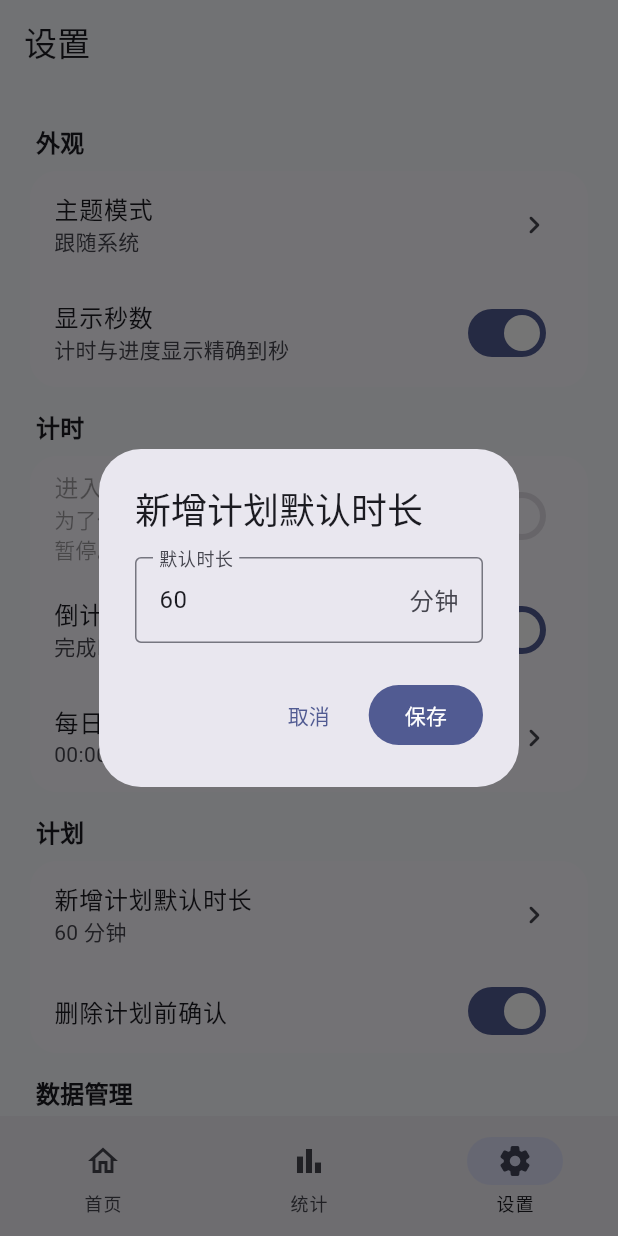
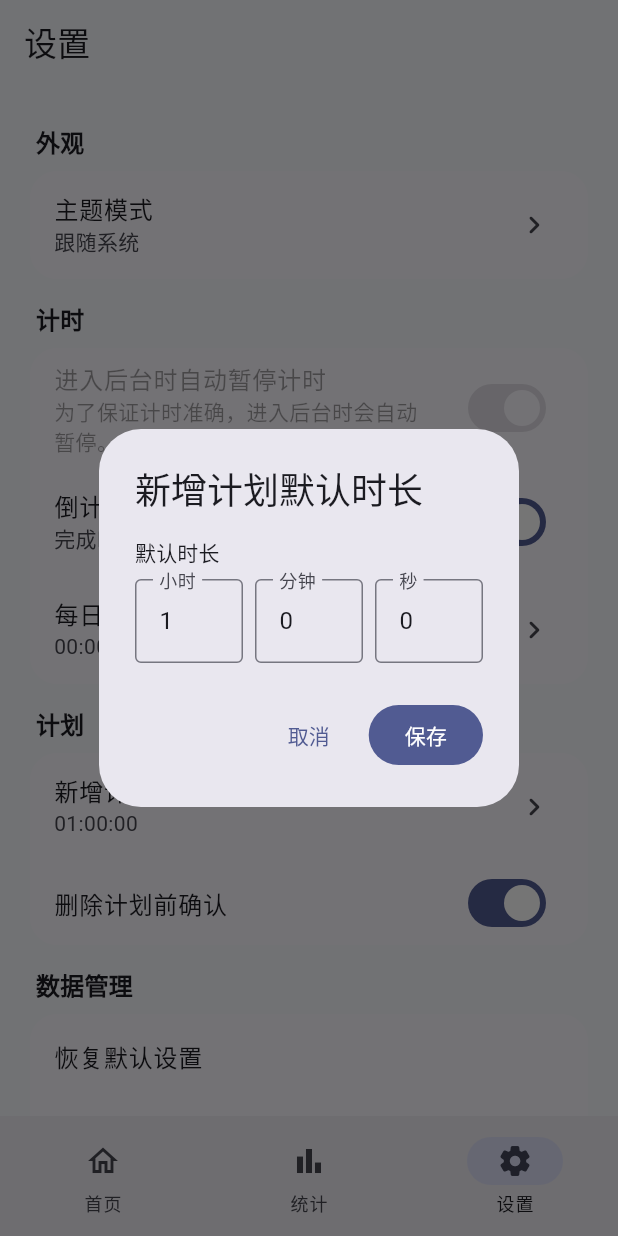
Before and after one commit to iLLyaaaaaa/timemanager, a Flutter app: the screen it shows after launch, item 3 of the bottom bar chosen, after a tap on "新增计划默认时长", on a phone screen of 412 x 824 dp. Run offline on Flutter 3.47's test engine with Material 3 defaults, Android fonts, the phone set to English and light mode, and no system bars; our stand-ins replace shared_preferences.

Commit message:
Improve timer precision and release builds

```diff
--- a/lib/data/settings_store.dart
+++ b/lib/data/settings_store.dart
@@ -14,11 +14,14 @@ class SharedPreferencesSettingsStorage implements AppSettingsStorage {
   SharedPreferencesSettingsStorage({SharedPreferencesAsync? preferences})
     : _preferences = preferences ?? SharedPreferencesAsync();
 
-  static const _key = 'app_settings_v1';
+  static const _key = 'app_settings_v2';
+  static const _legacyKey = 'app_settings_v1';
   final SharedPreferencesAsync _preferences;
 
   @override
-  Future<String?> read() => _preferences.getString(_key);
+  Future<String?> read() async =>
+      await _preferences.getString(_key) ??
+      await _preferences.getString(_legacyKey);
 
   @override
   Future<void> write(String value) => _preferences.setString(_key, value);
@@ -41,10 +44,12 @@ class SettingsStore extends ChangeNotifier {
     try {
       final decoded = jsonDecode(saved);
       if (decoded is Map<String, dynamic>) {
-        return SettingsStore(
+        final store = SettingsStore(
           storage: storage,
           settings: AppSettings.fromJson(decoded),
         );
+        store._scheduleWrite();
+        return store;
       }
     } on FormatException {
       // Keep defaults when a saved value is malformed.
--- a/lib/data/study_plan_store.dart
+++ b/lib/data/study_plan_store.dart
@@ -16,38 +16,13 @@ class StudyPlanStore extends ChangeNotifier {
   final StudyPlanStorage? storage;
   final SettingsStore? settings;
   final DateTime Function() _now;
-  static const List<StudyPlan> _examplePlans = [
-    StudyPlan(
-      id: 'default_japanese',
-      name: '日语',
-      iconId: 'translate',
-      plannedMinutes: 60,
-    ),
-    StudyPlan(
-      id: 'default_english',
-      name: '英语',
-      iconId: 'language',
-      plannedMinutes: 60,
-    ),
-    StudyPlan(
-      id: 'default_math',
-      name: '数学',
-      iconId: 'calculate',
-      plannedMinutes: 120,
-    ),
-    StudyPlan(
-      id: 'default_programming',
-      name: '编程',
-      iconId: 'code',
-      plannedMinutes: 120,
-    ),
-  ];
-  final List<StudyPlan> _plans = [..._examplePlans];
+  final List<StudyPlan> _plans = [];
   final List<StudyRecord> _records = [];
   int _nextId = 1;
   String? _pendingSnapshot;
   Future<void>? _writeTask;
   Object? _lastWriteError;
+  bool _hasLoadError = false;
 
   static Future<StudyPlanStore> load({
     required StudyPlanStorage storage,
@@ -65,7 +40,9 @@ class StudyPlanStore extends ChangeNotifier {
       try {
         final decoded = jsonDecode(saved);
         if (decoded is! Map<String, dynamic> ||
-            (decoded['version'] != 1 && decoded['version'] != 2) ||
+            (decoded['version'] != 1 &&
+                decoded['version'] != 2 &&
+                decoded['version'] != 3) ||
             decoded['plans'] is! List) {
           throw const FormatException('Invalid saved plans');
         }
@@ -75,7 +52,7 @@ class StudyPlanStore extends ChangeNotifier {
                   StudyPlan.fromJson(Map<String, dynamic>.from(item as Map)),
             )
             .toList();
-        final loadedRecords = decoded['version'] == 2
+        final loadedRecords = decoded['version'] != 1
             ? (decoded['records'] as List)
                   .map(
                     (item) => StudyRecord.fromJson(
@@ -88,7 +65,7 @@ class StudyPlanStore extends ChangeNotifier {
           ..clear()
           ..addAll(loaded);
         store._records.addAll(loadedRecords);
-        needsWrite = decoded['version'] == 1;
+        needsWrite = decoded['version'] != 3;
         final nextId = decoded['nextId'];
         if (nextId is int && nextId > 0) store._nextId = nextId;
         while (store._plans.any(
@@ -97,9 +74,9 @@ class StudyPlanStore extends ChangeNotifier {
           store._nextId++;
         }
       } on FormatException {
-        // Keep the example plans if saved data has an unsupported format.
+        store._hasLoadError = true;
       } on TypeError {
-        // Keep the example plans if saved data has invalid field types.
+        store._hasLoadError = true;
       }
     }
     for (final plan in store._plans) {
@@ -112,6 +89,7 @@ class StudyPlanStore extends ChangeNotifier {
 
   List<StudyPlan> get plans => List.unmodifiable(_plans);
   List<StudyRecord> get records => List.unmodifiable(_records);
+  bool get hasLoadError => _hasLoadError;
 
   StudyPlan? planById(String id) {
     for (final plan in _plans) {
@@ -151,7 +129,7 @@ class StudyPlanStore extends ChangeNotifier {
   void addPlan({
     required String name,
     required String iconId,
-    required int plannedMinutes,
+    required int plannedSeconds,
   }) {
     refreshForToday();
     _plans.add(
@@ -159,7 +137,7 @@ class StudyPlanStore extends ChangeNotifier {
         id: 'custom_${_nextId++}',
         name: name,
         iconId: iconId,
-        plannedMinutes: plannedMinutes,
+        plannedSeconds: plannedSeconds,
       ),
     );
     _changed();
@@ -171,9 +149,9 @@ class StudyPlanStore extends ChangeNotifier {
     if (index == -1) return;
     final previous = _plans[index];
     final calculatedRemaining =
-        updated.plannedMinutes == previous.plannedMinutes
+        updated.plannedSeconds == previous.plannedSeconds
         ? previous.remainingSeconds
-        : updated.plannedMinutes * 60 - previous.studiedSeconds;
+        : updated.plannedSeconds - previous.studiedSeconds;
     final remaining = previous.hasStartedToday && calculatedRemaining > 0
         ? calculatedRemaining
         : 0;
@@ -188,9 +166,9 @@ class StudyPlanStore extends ChangeNotifier {
     _changed();
   }
 
-  void adjustRemainingMinutes(String id, int minutes) {
-    if (minutes <= 0 || minutes > 0x7fffffffffffffff ~/ 60) {
-      throw ArgumentError.value(minutes, 'minutes');
+  void adjustRemainingSeconds(String id, int seconds) {
+    if (seconds <= 0) {
+      throw ArgumentError.value(seconds, 'seconds');
     }
     refreshForToday();
     final index = _plans.indexWhere((plan) => plan.id == id);
@@ -198,7 +176,7 @@ class StudyPlanStore extends ChangeNotifier {
     final plan = _plans[index];
     _plans[index] = plan.withProgress(
       day: _today,
-      remainingSeconds: minutes * 60,
+      remainingSeconds: seconds,
       studiedSeconds: plan.studiedSeconds,
       hasStartedToday: true,
       isCompletedToday: false,
@@ -238,9 +216,7 @@ class StudyPlanStore extends ChangeNotifier {
   }
 
   void clearAllData() {
-    _plans
-      ..clear()
-      ..addAll(_examplePlans);
+    _plans.clear();
     _records.clear();
     _nextId = 1;
     _changed();
@@ -254,7 +230,7 @@ class StudyPlanStore extends ChangeNotifier {
     if (plan.hasStartedToday) return;
     _plans[index] = plan.withProgress(
       day: _today,
-      remainingSeconds: plan.plannedMinutes * 60,
+      remainingSeconds: plan.plannedSeconds,
       studiedSeconds: 0,
       hasStartedToday: true,
       isCompletedToday: false,
@@ -287,7 +263,7 @@ class StudyPlanStore extends ChangeNotifier {
       id: '${plan.progressDay}_${plan.id}',
       planId: plan.id,
       date: plan.progressDay!,
-      plannedSeconds: plan.plannedMinutes * 60,
+      plannedSeconds: plan.plannedSeconds,
       studiedSeconds: plan.studiedSeconds,
     );
     final index = _records.indexWhere((item) => item.id == record.id);
@@ -311,9 +287,9 @@ class StudyPlanStore extends ChangeNotifier {
 
   void _scheduleWrite() {
     final target = storage;
-    if (target == null) return;
+    if (target == null || _hasLoadError) return;
     _pendingSnapshot = jsonEncode({
-      'version': 2,
+      'version': 3,
       'nextId': _nextId,
       'plans': _plans.map((plan) => plan.toJson()).toList(),
       'records': _records.map((record) => record.toJson()).toList(),
--- a/lib/models/app_settings.dart
+++ b/lib/models/app_settings.dart
@@ -3,20 +3,18 @@ import 'package:flutter/material.dart';
 class AppSettings {
   const AppSettings({
     this.themeMode = ThemeMode.system,
-    this.showSeconds = true,
     this.completionAlertEnabled = true,
     this.dailyResetHour = 0,
     this.dailyResetMinute = 0,
-    this.defaultPlanMinutes = 60,
+    this.defaultPlanSeconds = 3600,
     this.confirmBeforeDelete = true,
   });
 
   final ThemeMode themeMode;
-  final bool showSeconds;
   final bool completionAlertEnabled;
   final int dailyResetHour;
   final int dailyResetMinute;
-  final int defaultPlanMinutes;
+  final int defaultPlanSeconds;
   final bool confirmBeforeDelete;
 
   // Background timing is fixed to pause until reliable background execution exists.
@@ -24,45 +22,54 @@ class AppSettings {
 
   AppSettings copyWith({
     ThemeMode? themeMode,
-    bool? showSeconds,
     bool? completionAlertEnabled,
     int? dailyResetHour,
     int? dailyResetMinute,
-    int? defaultPlanMinutes,
+    int? defaultPlanSeconds,
     bool? confirmBeforeDelete,
   }) => AppSettings(
     themeMode: themeMode ?? this.themeMode,
-    showSeconds: showSeconds ?? this.showSeconds,
     completionAlertEnabled:
         completionAlertEnabled ?? this.completionAlertEnabled,
     dailyResetHour: dailyResetHour ?? this.dailyResetHour,
     dailyResetMinute: dailyResetMinute ?? this.dailyResetMinute,
-    defaultPlanMinutes: defaultPlanMinutes ?? this.defaultPlanMinutes,
+    defaultPlanSeconds: defaultPlanSeconds ?? this.defaultPlanSeconds,
     confirmBeforeDelete: confirmBeforeDelete ?? this.confirmBeforeDelete,
   );
 
   Map<String, Object> toJson() => {
+    'version': 2,
     'themeMode': themeMode.name,
-    'showSeconds': showSeconds,
     'completionAlertEnabled': completionAlertEnabled,
     'dailyResetHour': dailyResetHour,
     'dailyResetMinute': dailyResetMinute,
-    'defaultPlanMinutes': defaultPlanMinutes,
+    'defaultPlanSeconds': defaultPlanSeconds,
     'confirmBeforeDelete': confirmBeforeDelete,
   };
 
   factory AppSettings.fromJson(Map<String, dynamic> json) {
+    if (json.containsKey('version') && json['version'] != 2) {
+      throw const FormatException('Unknown settings version');
+    }
     final mode = json['themeMode'];
     final hour = json['dailyResetHour'];
     final minute = json['dailyResetMinute'];
-    final minutes = json['defaultPlanMinutes'];
+    final seconds = json['defaultPlanSeconds'];
+    final legacyMinutes = json['defaultPlanMinutes'];
+    if (seconds != null && (seconds is! int || seconds <= 0)) {
+      throw const FormatException('Invalid default plan duration');
+    }
+    if (seconds == null &&
+        legacyMinutes != null &&
+        (legacyMinutes is! int ||
+            legacyMinutes <= 0 ||
+            legacyMinutes > 0x7fffffffffffffff ~/ 60)) {
+      throw const FormatException('Invalid legacy default plan duration');
+    }
     return AppSettings(
       themeMode:
           ThemeMode.values.where((item) => item.name == mode).firstOrNull ??
           ThemeMode.system,
-      showSeconds: json['showSeconds'] is bool
-          ? json['showSeconds'] as bool
-          : true,
       completionAlertEnabled: json['completionAlertEnabled'] is bool
           ? json['completionAlertEnabled'] as bool
           : true,
@@ -70,10 +77,13 @@ class AppSettings {
       dailyResetMinute: minute is int && minute >= 0 && minute < 60
           ? minute
           : 0,
-      defaultPlanMinutes:
-          minutes is int && minutes > 0 && minutes <= 0x7fffffffffffffff ~/ 60
-          ? minutes
-          : 60,
+      defaultPlanSeconds: seconds is int && seconds > 0
+          ? seconds
+          : legacyMinutes is int &&
+                legacyMinutes > 0 &&
+                legacyMinutes <= 0x7fffffffffffffff ~/ 60
+          ? legacyMinutes * 60
+          : 3600,
       confirmBeforeDelete: json['confirmBeforeDelete'] is bool
           ? json['confirmBeforeDelete'] as bool
           : true,
--- a/lib/pages/plan_management_page.dart
+++ b/lib/pages/plan_management_page.dart
@@ -4,6 +4,7 @@ import '../data/study_icon_catalog.dart';
 import '../data/study_plan_store.dart';
 import '../data/settings_store.dart';
 import '../models/study_plan.dart';
+import '../utils/study_duration.dart';
 import 'plan_edit_page.dart';
 
 class PlanManagementPage extends StatefulWidget {
@@ -122,7 +123,9 @@ class _PlanManagementPageState extends State<PlanManagementPage> {
                               style: Theme.of(context).textTheme.titleMedium,
                             ),
                             const SizedBox(height: 4),
-                            Text('每日计划 ${plan.plannedMinutes} 分钟'),
+                            Text(
+                              '每日计划 ${formatStudyDuration(plan.plannedSeconds)}',
+                            ),
                           ],
                         ),
                       ),
--- a/lib/pages/settings_page.dart
+++ b/lib/pages/settings_page.dart
@@ -2,6 +2,8 @@ import 'package:flutter/material.dart';
 
 import '../data/settings_store.dart';
 import '../data/study_plan_store.dart';
+import '../utils/study_duration.dart';
+import '../widgets/study_duration_input.dart';
 
 class SettingsPage extends StatelessWidget {
   const SettingsPage({super.key, required this.settings, required this.plans});
@@ -72,9 +74,9 @@ class SettingsPage extends StatelessWidget {
     await _saveSettings(context);
   }
 
-  Future<void> _chooseDefaultMinutes(BuildContext context) async {
-    var input = settings.settings.defaultPlanMinutes.toString();
+  Future<void> _chooseDefaultDuration(BuildContext context) async {
     final formKey = GlobalKey<FormState>();
+    final durationKey = GlobalKey<StudyDurationInputState>();
     final selected = await showDialog<int>(
       context: context,
       builder: (dialogContext) => AlertDialog(
@@ -82,24 +84,10 @@ class SettingsPage extends StatelessWidget {
         scrollable: true,
         content: Form(
           key: formKey,
-          child: TextFormField(
-            key: const ValueKey('default_plan_minutes'),
-            initialValue: input,
-            keyboardType: TextInputType.number,
-            decoration: const InputDecoration(
-              labelText: '默认时长',
-              suffixText: '分钟',
-              border: OutlineInputBorder(),
-            ),
-            onChanged: (value) => input = value,
-            validator: (value) {
-              final number = int.tryParse(value?.trim() ?? '');
-              return number == null ||
-                      number <= 0 ||
-                      number > 0x7fffffffffffffff ~/ 60
-                  ? '请输入大于 0 的整数分钟数'
-                  : null;
-            },
+          child: StudyDurationInput(
+            key: durationKey,
+            initialSeconds: settings.settings.defaultPlanSeconds,
+            label: '默认时长',
           ),
         ),
         actions: [
@@ -110,7 +98,10 @@ class SettingsPage extends StatelessWidget {
           FilledButton(
             onPressed: () {
               if (formKey.currentState!.validate()) {
-                Navigator.pop(dialogContext, int.parse(input.trim()));
+                Navigator.pop(
+                  dialogContext,
+                  durationKey.currentState!.totalSeconds,
+                );
               }
             },
             child: const Text('保存'),
@@ -119,7 +110,7 @@ class SettingsPage extends StatelessWidget {
       ),
     );
     if (selected == null || !context.mounted) return;
-    settings.update(settings.settings.copyWith(defaultPlanMinutes: selected));
+    settings.update(settings.settings.copyWith(defaultPlanSeconds: selected));
     await _saveSettings(context);
   }
 
@@ -229,15 +220,6 @@ class SettingsPage extends StatelessWidget {
             trailing: const Icon(Icons.chevron_right_rounded),
             onTap: () => _chooseTheme(context),
           ),
-          SwitchListTile(
-            title: const Text('显示秒数'),
-            subtitle: const Text('计时与进度显示精确到秒'),
-            value: value.showSeconds,
-            onChanged: (enabled) {
-              settings.update(value.copyWith(showSeconds: enabled));
-              _saveSettings(context);
-            },
-          ),
         ]),
         _section(context, '计时', [
           SwitchListTile(
@@ -265,9 +247,9 @@ class SettingsPage extends StatelessWidget {
         _section(context, '计划', [
           ListTile(
             title: const Text('新增计划默认时长'),
-            subtitle: Text('${value.defaultPlanMinutes} 分钟'),
+            subtitle: Text(formatStudyDuration(value.defaultPlanSeconds)),
             trailing: const Icon(Icons.chevron_right_rounded),
-            onTap: () => _chooseDefaultMinutes(context),
+            onTap: () => _chooseDefaultDuration(context),
           ),
           SwitchListTile(
             title: const Text('删除计划前确认'),
--- a/lib/pages/study_home_page.dart
+++ b/lib/pages/study_home_page.dart
@@ -3,6 +3,7 @@ import 'package:flutter/material.dart';
 import '../data/study_plan_store.dart';
 import '../data/settings_store.dart';
 import '../models/study_plan.dart';
+import '../utils/study_duration.dart';
 import '../widgets/study_plan_card.dart';
 import 'plan_management_page.dart';
 import 'settings_page.dart';
@@ -74,10 +75,7 @@ class _StudyHomePageState extends State<StudyHomePage> {
         ),
         body: switch (_selectedIndex) {
           0 => _buildHome(context),
-          1 => StudyStatisticsPage(
-            store: widget.store,
-            showSeconds: _settings.settings.showSeconds,
-          ),
+          1 => StudyStatisticsPage(store: widget.store),
           _ => SettingsPage(settings: _settings, plans: widget.store),
         },
         bottomNavigationBar: NavigationBar(
@@ -111,9 +109,9 @@ class _StudyHomePageState extends State<StudyHomePage> {
   Widget _buildHome(BuildContext context) {
     final plans = widget.store.plans;
     final colors = Theme.of(context).colorScheme;
-    final totalMinutes = plans.fold<int>(
+    final totalSeconds = plans.fold<int>(
       0,
-      (total, plan) => total + plan.plannedMinutes,
+      (total, plan) => total + plan.plannedSeconds,
     );
 
     return ListView(
@@ -137,7 +135,7 @@ class _StudyHomePageState extends State<StudyHomePage> {
               ),
               const SizedBox(height: 8),
               Text(
-                '今天有 ${plans.length} 项学习计划 · 共 $totalMinutes 分钟',
+                '今天有 ${plans.length} 项学习计划 · 共 ${formatStudyDuration(totalSeconds)}',
                 style: TextStyle(color: colors.onPrimaryContainer),
               ),
             ],
@@ -157,18 +155,16 @@ class _StudyHomePageState extends State<StudyHomePage> {
             child: Padding(
               padding: const EdgeInsets.all(24),
               child: Text(
-                '还没有计划，点击右上角“管理计划”来新增。',
+                widget.store.hasLoadError
+                    ? '计划数据读取失败，请先检查本地数据，避免覆盖旧记录。'
+                    : '还没有学习计划，点击右上角“管理计划”新增。',
                 style: Theme.of(context).textTheme.bodyMedium,
               ),
             ),
           )
         else
           for (final plan in plans) ...[
-            StudyPlanCard(
-              plan: plan,
-              showSeconds: _settings.settings.showSeconds,
-              onStart: () => _startStudy(plan),
-            ),
+            StudyPlanCard(plan: plan, onStart: () => _startStudy(plan)),
             const SizedBox(height: 12),
           ],
       ],
--- /dev/null
+++ b/lib/utils/study_duration.dart
@@ -0,0 +1,10 @@
+String formatStudyDuration(int seconds) {
+  assert(seconds >= 0);
+  final hours = seconds ~/ 3600;
+  final minutes = (seconds % 3600) ~/ 60;
+  final remainder = seconds % 60;
+  final minuteText = minutes.toString().padLeft(2, '0');
+  final secondText = remainder.toString().padLeft(2, '0');
+  if (hours == 0) return '$minuteText:$secondText';
+  return '${hours.toString().padLeft(2, '0')}:$minuteText:$secondText';
+}
--- /dev/null
+++ b/lib/widgets/study_duration_input.dart
@@ -0,0 +1,125 @@
+import 'package:flutter/material.dart';
+import 'package:flutter/services.dart';
+
+class StudyDurationInput extends StatefulWidget {
+  const StudyDurationInput({
+    super.key,
+    required this.initialSeconds,
+    required this.label,
+  });
+
+  final int initialSeconds;
+  final String label;
+
+  @override
+  State<StudyDurationInput> createState() => StudyDurationInputState();
+}
+
+class StudyDurationInputState extends State<StudyDurationInput> {
+  late final TextEditingController _hours;
+  late final TextEditingController _minutes;
+  late final TextEditingController _seconds;
+
+  @override
+  void initState() {
+    super.initState();
+    _hours = TextEditingController(
+      text: (widget.initialSeconds ~/ 3600).toString(),
+    );
+    _minutes = TextEditingController(
+      text: ((widget.initialSeconds % 3600) ~/ 60).toString(),
+    );
+    _seconds = TextEditingController(
+      text: (widget.initialSeconds % 60).toString(),
+    );
+  }
+
+  @override
+  void dispose() {
+    _hours.dispose();
+    _minutes.dispose();
+    _seconds.dispose();
+    super.dispose();
+  }
+
+  int? get totalSeconds {
+    if (_validationError() != null) return null;
+    return int.parse(_hours.text) * 3600 +
+        int.parse(_minutes.text) * 60 +
+        int.parse(_seconds.text);
+  }
+
+  String? _validationError() {
+    final values = [_hours.text, _minutes.text, _seconds.text];
+    if (values.any((value) => value.isEmpty)) return '请填写小时、分钟和秒';
+    if (values.any((value) => !RegExp(r'^\d+$').hasMatch(value))) {
+      return '时间只能输入非负整数';
+    }
+    final hours = int.tryParse(values[0]);
+    final minutes = int.tryParse(values[1]);
+    final seconds = int.tryParse(values[2]);
+    if (hours == null || minutes == null || seconds == null) {
+      return '时间数值过大，请缩短时长';
+    }
+    if (minutes > 59 || seconds > 59) return '分钟和秒须在 0 到 59 之间';
+    const maxSeconds = 0x7fffffffffffffff;
+    if (hours > (maxSeconds - minutes * 60 - seconds) ~/ 3600) {
+      return '时间数值过大，请缩短时长';
+    }
+    if (hours == 0 && minutes == 0 && seconds == 0) {
+      return '总时长必须大于 0 秒';
+    }
+    return null;
+  }
+
+  @override
+  Widget build(BuildContext context) {
+    return FormField<int>(
+      initialValue: widget.initialSeconds,
+      autovalidateMode: AutovalidateMode.onUserInteraction,
+      validator: (_) => _validationError(),
+      builder: (field) => Column(
+        crossAxisAlignment: CrossAxisAlignment.start,
+        children: [
+          Text(widget.label, style: Theme.of(context).textTheme.titleSmall),
+          const SizedBox(height: 8),
+          Row(
+            children: [
+              _part(_hours, '小时', 'duration_hours', field),
+              const SizedBox(width: 8),
+              _part(_minutes, '分钟', 'duration_minutes', field),
+              const SizedBox(width: 8),
+              _part(_seconds, '秒', 'duration_seconds', field),
+            ],
+          ),
+          if (field.hasError) ...[
+            const SizedBox(height: 8),
+            Text(
+              field.errorText!,
+              style: TextStyle(color: Theme.of(context).colorScheme.error),
+            ),
+          ],
+        ],
+      ),
+    );
+  }
+
+  Widget _part(
+    TextEditingController controller,
+    String label,
+    String key,
+    FormFieldState<int> field,
+  ) => Expanded(
+    child: TextField(
+      key: ValueKey(key),
+      controller: controller,
+      keyboardType: TextInputType.number,
+      inputFormatters: [FilteringTextInputFormatter.digitsOnly],
+      decoration: InputDecoration(
+        labelText: label,
+        border: const OutlineInputBorder(),
+      ),
+      onChanged: (_) => field.didChange(totalSeconds),
+    ),
+  );
+}
--- a/lib/widgets/study_plan_card.dart
+++ b/lib/widgets/study_plan_card.dart
@@ -2,18 +2,13 @@ import 'package:flutter/material.dart';
 
 import '../data/study_icon_catalog.dart';
 import '../models/study_plan.dart';
+import '../utils/study_duration.dart';
 
 class StudyPlanCard extends StatelessWidget {
-  const StudyPlanCard({
-    super.key,
-    required this.plan,
-    required this.onStart,
-    this.showSeconds = true,
-  });
+  const StudyPlanCard({super.key, required this.plan, required this.onStart});
 
   final StudyPlan plan;
   final VoidCallback onStart;
-  final bool showSeconds;
 
   @override
   Widget build(BuildContext context) {
@@ -21,8 +16,8 @@ class StudyPlanCard extends StatelessWidget {
     final status = plan.isCompletedToday
         ? '今日计划已完成'
         : plan.hasStartedToday
-        ? _remainingText(plan.remainingSeconds)
-        : '今日计划 ${plan.plannedMinutes} 分钟';
+        ? '今日剩余 ${formatStudyDuration(plan.remainingSeconds)}'
+        : '今日计划 ${formatStudyDuration(plan.plannedSeconds)}';
 
     return Card(
       key: ValueKey('plan_card_${plan.id}'),
@@ -80,7 +75,7 @@ class StudyPlanCard extends StatelessWidget {
                       if (plan.hasStartedToday) ...[
                         const SizedBox(height: 2),
                         Text(
-                          '计划 ${plan.plannedMinutes} 分钟',
+                          '计划 ${formatStudyDuration(plan.plannedSeconds)}',
                           style: Theme.of(context).textTheme.bodySmall,
                         ),
                       ],
@@ -95,12 +90,4 @@ class StudyPlanCard extends StatelessWidget {
       ),
     );
   }
-
-  String _remainingText(int seconds) {
-    final minutes = seconds ~/ 60;
-    final extraSeconds = seconds % 60;
-    if (!showSeconds) return '今日剩余 ${(seconds + 59) ~/ 60} 分钟';
-    if (extraSeconds == 0) return '今日剩余 $minutes 分钟';
-    return '今日剩余 $minutes 分 $extraSeconds 秒';
-  }
 }
--- a/pubspec.yaml
+++ b/pubspec.yaml
@@ -16,7 +16,7 @@ publish_to: 'none' # Remove this line if you wish to publish to pub.dev
 # https://developer.apple.com/library/archive/documentation/General/Reference/InfoPlistKeyReference/Articles/CoreFoundationKeys.html
 # In Windows, build-name is used as the major, minor, and patch parts
 # of the product and file versions while build-number is used as the build suffix.
-version: 0.1.0+1
+version: 0.1.1+2
 
 environment:
   sdk: ^3.13.4
```
Also changed, not shown: lib/data/study_plan_storage.dart (+5 -2 lines), lib/models/study_plan.dart (+15 -10 lines), lib/pages/plan_edit_page.dart (+12 -30 lines), lib/pages/study_statistics_page.dart (+14 -29 lines), lib/pages/study_timer_page.dart (+50 -74 lines), 4 other files.
